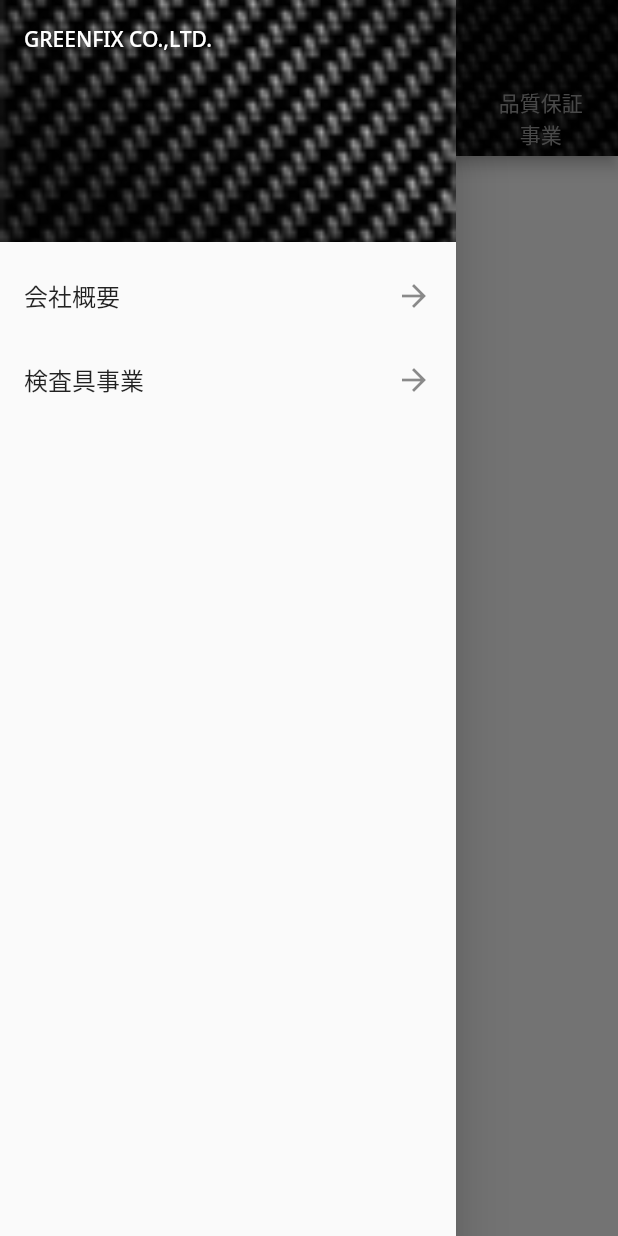
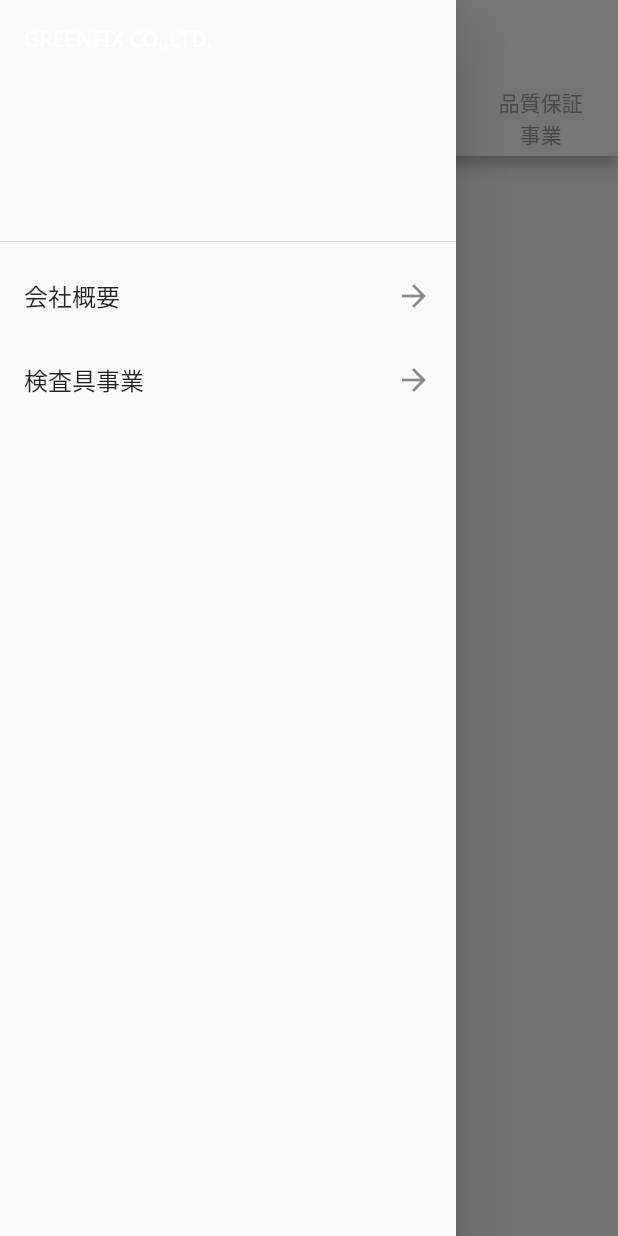
Before and after one commit to ShortArrow/f_playground_shortarrow, a Flutter app: the screen it shows after launch, with the side drawer open, on a phone screen of 412 x 824 dp. Run offline on Flutter 3.47's test engine with Material 2 defaults, Android fonts, the phone set to English and light mode, and no system bars; our stand-ins replace flutter_svg, google_fonts; missing offline and left inert: dart:html.

Commit message:
mobile safe

```diff
--- a/lib/main.dart
+++ b/lib/main.dart
@@ -63,10 +63,14 @@ class _MainPageState extends State<MainPage>
     return Scaffold(
       appBar: AppBar(
         backgroundColor: Colors.white,
-        title: SvgPicture.asset(
-          'assets/svg/GFLogoColor.svg',
-          fit: BoxFit.contain,
-          semanticsLabel: 'gflogo',
+        title: Container(
+          height: 30,
+          width: 100,
+          child: SvgPicture.asset(
+            'assets/svg/GFLogoColor.svg',
+            fit: BoxFit.contain,
+            semanticsLabel: 'gflogo',
+          ),
         ),
         bottom: TabBar(
 //          isScrollable: true,
@@ -80,12 +84,12 @@ class _MainPageState extends State<MainPage>
           //     EdgeInsets.symmetric(horizontal: 18.0, vertical: 8),
           labelColor: Colors.green,
         ),
-        flexibleSpace: Container(
-          decoration: BoxDecoration(
-              image: DecorationImage(
-                  image: AssetImage('assets/img/back_top.jpg'),
-                  fit: BoxFit.cover)),
-        ),
+        // flexibleSpace: Container(
+        //   decoration: BoxDecoration(
+        //       image: DecorationImage(
+        //           image: AssetImage('assets/img/back_top.jpg'),
+        //           fit: BoxFit.cover)),
+        // ),
       ),
       //Todo
       body: TabBarView(
@@ -103,10 +107,10 @@ class _MainPageState extends State<MainPage>
                 style: GoogleFonts.notoSans(
                     textStyle: TextStyle(color: Colors.white)),
               ),
-              decoration: BoxDecoration(
-                  image: DecorationImage(
-                      image: AssetImage('assets/img/back_sidebar.jpg'),
-                      fit: BoxFit.cover)),
+              // decoration: BoxDecoration(
+              //     image: DecorationImage(
+              //         image: AssetImage('assets/img/back_sidebar.jpg'),
+              //         fit: BoxFit.cover)),
             ),
             ListTile(
               title: Text("会社概要",
```
Also changed, not shown: 2 other files.
